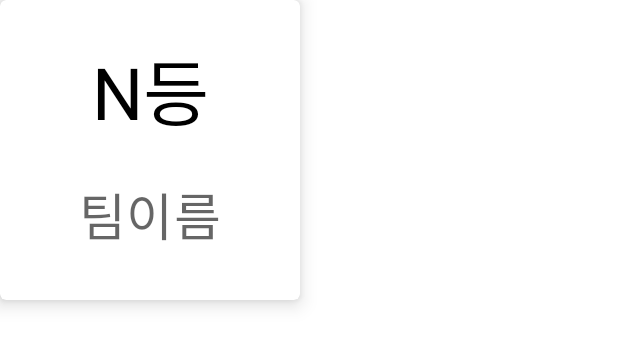
After one commit to SaraHan774/FORIF-2020-1-Hackathon, an Android app: the layout rank_top_container.xml on its own in the app's theme, with its tools: preview values and no code run, on a phone screen of 412 x 824 dp. The commit adds this screen. Shown: the top 347 px of the screen. Run offline under Robolectric (Android 15) with nearby library versions, the phone set to English and light mode, and no system bars.

Commit message:
Make Rank UI

```diff
--- a/app/src/main/java/com/forif/honsullife/ui/RankingActivity.java
+++ b/app/src/main/java/com/forif/honsullife/ui/RankingActivity.java
@@ -10,9 +10,13 @@ public class RankingActivity extends AppCompatActivity {
 
     /*Firebase 에서 랭킹 정보 가져와서 랭킹 띄워주기.
     * 1, 2, 3등은 ViewPager 로 상단에, 나머지 팀은 RecyclerView 혹은 ListView 로 하단에 띄우기 */
+
+
     @Override
     protected void onCreate(Bundle savedInstanceState) {
         super.onCreate(savedInstanceState);
         setContentView(R.layout.activity_ranking);
+
+
     }
 }
--- a/app/src/main/res/layout/activity_post_detail.xml
+++ b/app/src/main/res/layout/activity_post_detail.xml
@@ -33,7 +33,7 @@
         android:layout_width="wrap_content"
         android:layout_height="wrap_content"
         android:orientation="horizontal"
-        app:layout_constraintGuide_percent="0.2" />
+        app:layout_constraintGuide_percent="0.15" />
 
     <androidx.constraintlayout.widget.Guideline
         android:id="@+id/gl_bottom"
--- /dev/null
+++ b/app/src/main/res/layout/rank_top_container.xml
@@ -0,0 +1,42 @@
+<?xml version="1.0" encoding="utf-8"?>
+
+
+<com.google.android.material.card.MaterialCardView
+    xmlns:android="http://schemas.android.com/apk/res/android"
+    android:layout_width="wrap_content"
+    android:layout_height="wrap_content"
+    app:cardElevation="8dp"
+    xmlns:app="http://schemas.android.com/apk/res-auto"
+    >
+
+    <androidx.constraintlayout.widget.ConstraintLayout
+        android:layout_width="200dp"
+        android:layout_height="200dp">
+
+    <TextView
+        android:id="@+id/rank_top_order"
+        android:text="N등"
+        app:layout_constraintTop_toTopOf="parent"
+        app:layout_constraintStart_toStartOf="parent"
+        app:layout_constraintEnd_toEndOf="parent"
+        android:layout_marginTop="24dp"
+        android:textColor="@android:color/black"
+        style="@style/TextAppearance.MaterialComponents.Headline3"
+        android:layout_width="wrap_content"
+        android:layout_height="wrap_content"/>
+
+    <TextView
+        android:id="@+id/rank_top_team_name"
+        style="@style/TextAppearance.MaterialComponents.Headline4"
+        android:layout_width="wrap_content"
+        android:layout_height="wrap_content"
+        android:text="팀이름"
+        app:layout_constraintBottom_toBottomOf="parent"
+        app:layout_constraintEnd_toEndOf="parent"
+        app:layout_constraintStart_toStartOf="parent"
+        app:layout_constraintTop_toBottomOf="@id/rank_top_order"
+        app:layout_constraintVertical_bias="0.4" />
+
+</androidx.constraintlayout.widget.ConstraintLayout>
+
+</com.google.android.material.card.MaterialCardView>
```
Also changed, not shown: app/src/main/res/layout/activity_ranking.xml (+57 -0 lines), app/src/main/res/layout/ranking_view_holder.xml (added, +38 -0 lines).
